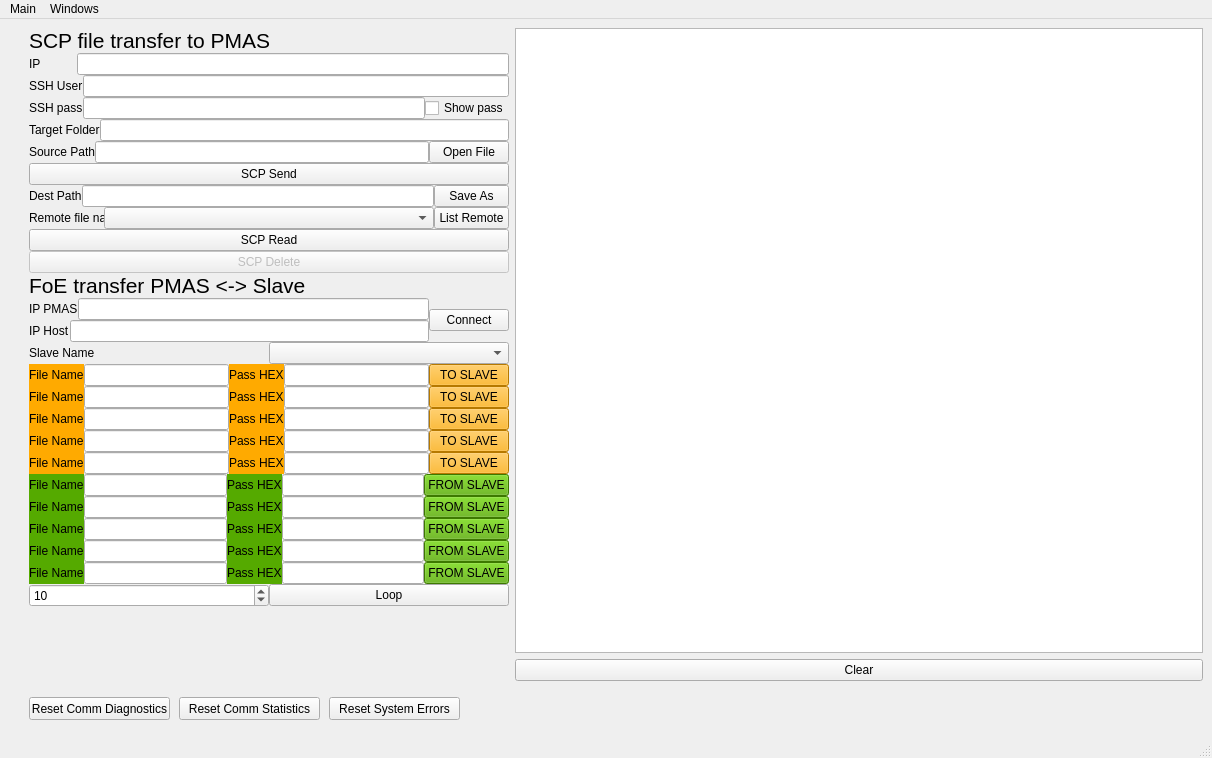
Above: mainwindow.ui from DmitriiGorelov/foe_gui before the change. Below: the same form after it.
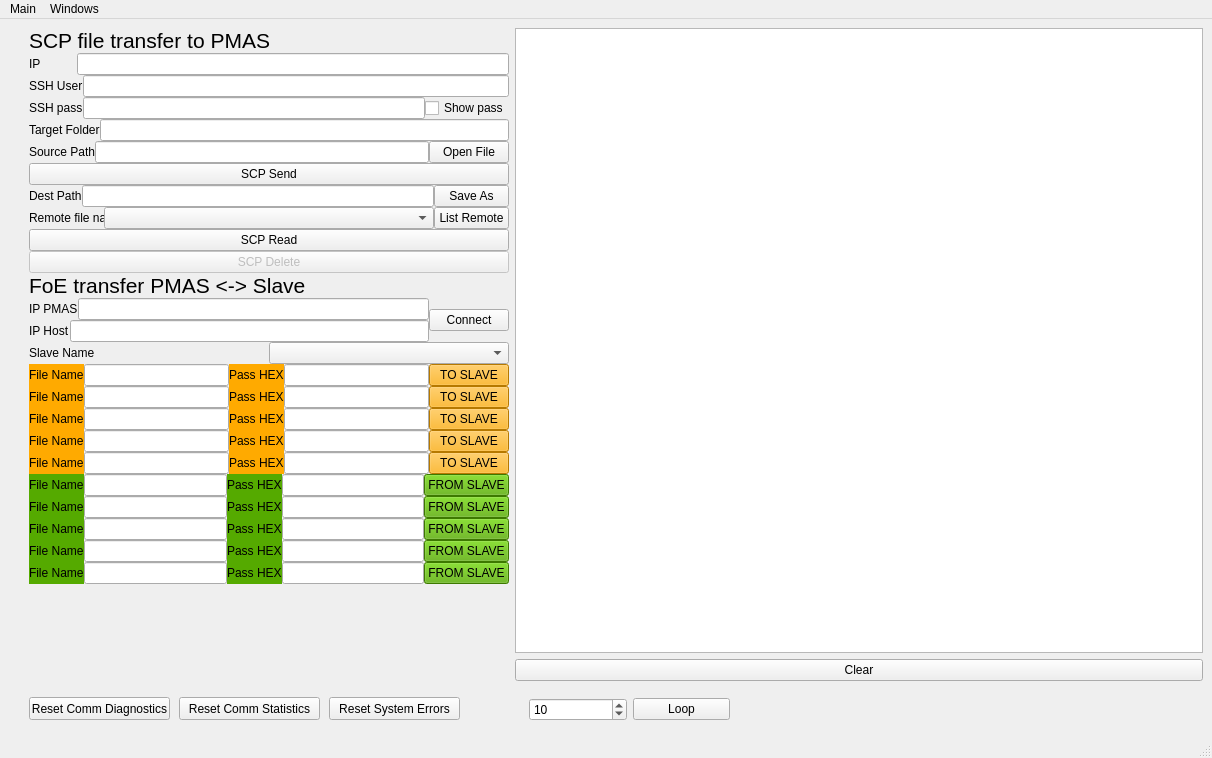
That is the form after the change.

Commit message: show file to memo from spcRead

Diff of the .ui file:
```diff
--- a/mainwindow.ui
+++ b/mainwindow.ui
@@ -1814,30 +1814,6 @@
                </property>
               </layout>
              </item>
-             <item>
-              <layout class="QHBoxLayout" name="horizontalLayout_5">
-               <item>
-                <widget class="QSpinBox" name="eFOELoopCounter">
-                 <property name="minimum">
-                  <number>1</number>
-                 </property>
-                 <property name="maximum">
-                  <number>1000</number>
-                 </property>
-                 <property name="value">
-                  <number>10</number>
-                 </property>
-                </widget>
-               </item>
-               <item>
-                <widget class="QPushButton" name="bFOELoop">
-                 <property name="text">
-                  <string>Loop</string>
-                 </property>
-                </widget>
-               </item>
-              </layout>
-             </item>
             </layout>
            </item>
           </layout>
@@ -1937,6 +1913,38 @@
         <string>Reset System Errors</string>
        </property>
       </widget>
+      <widget class="QWidget" name="layoutWidget">
+       <property name="geometry">
+        <rect>
+         <x>520</x>
+         <y>10</y>
+         <width>201</width>
+         <height>25</height>
+        </rect>
+       </property>
+       <layout class="QHBoxLayout" name="horizontalLayout_5">
+        <item>
+         <widget class="QSpinBox" name="eFOELoopCounter">
+          <property name="minimum">
+           <number>1</number>
+          </property>
+          <property name="maximum">
+           <number>1000</number>
+          </property>
+          <property name="value">
+           <number>10</number>
+          </property>
+         </widget>
+        </item>
+        <item>
+         <widget class="QPushButton" name="bFOELoop">
+          <property name="text">
+           <string>Loop</string>
+          </property>
+         </widget>
+        </item>
+       </layout>
+      </widget>
      </widget>
     </item>
    </layout>
```
The commit also changes 2 other files.
